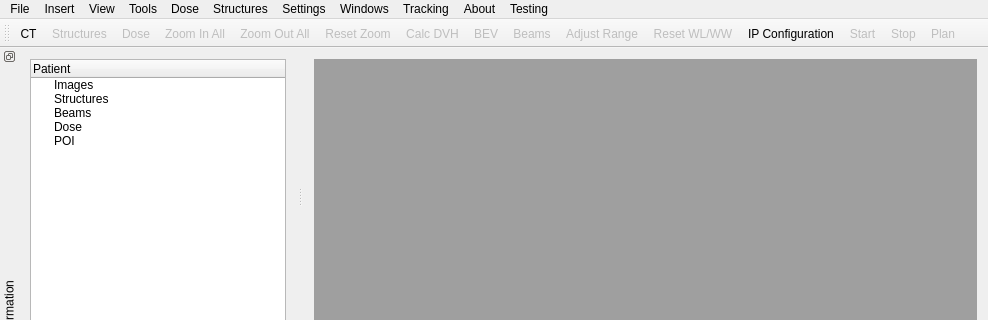
Jothy/KIMView, file mainwindow.ui: the form before one commit; both pictures show x 0 to 988 and y 0 to 320 of the 988 by 586 pixel window.
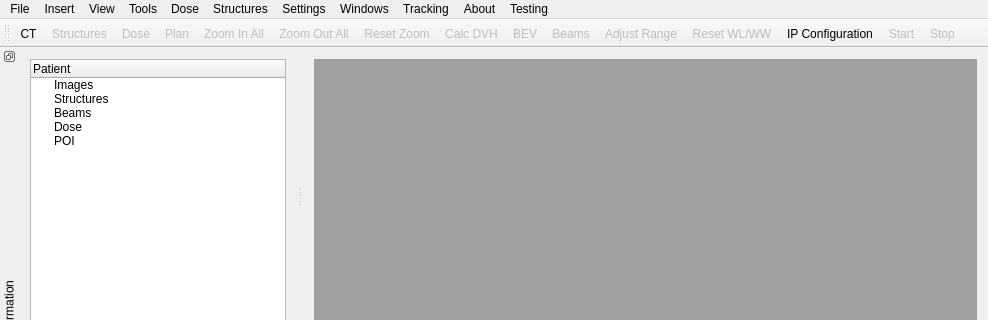
The form after the commit. Icons and pictures are not drawn.

Diff of the .ui file:
```diff
--- a/mainwindow.ui
+++ b/mainwindow.ui
@@ -173,6 +173,7 @@
    <addaction name="actionCT"/>
    <addaction name="actionStructures"/>
    <addaction name="actionDose"/>
+   <addaction name="actionPlan"/>
    <addaction name="actionZoom_In_All"/>
    <addaction name="actionZoom_Out_All"/>
    <addaction name="actionReset_Zoom"/>
@@ -184,7 +185,6 @@
    <addaction name="actionIP_COnfiguration"/>
    <addaction name="actionStart"/>
    <addaction name="actionStop"/>
-   <addaction name="actionPlan"/>
   </widget>
   <widget class="QStatusBar" name="statusBar"/>
   <widget class="QDockWidget" name="dockWidget">
```
Left out of the diff: 4 changed lines with no effect on the pictures.
